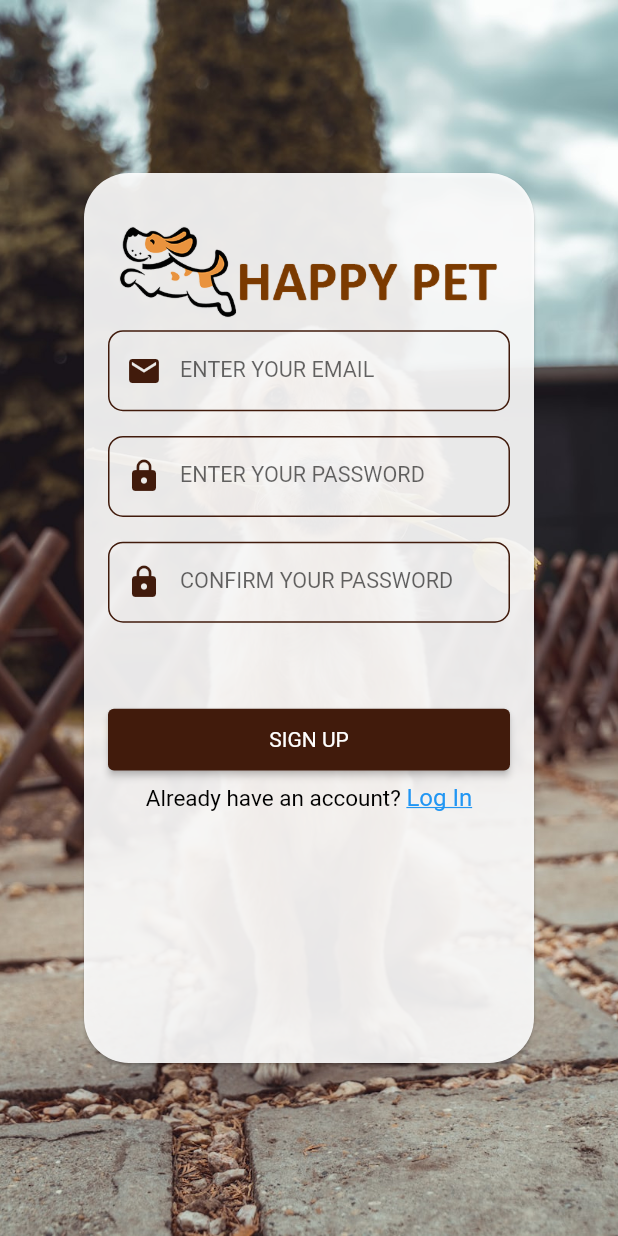
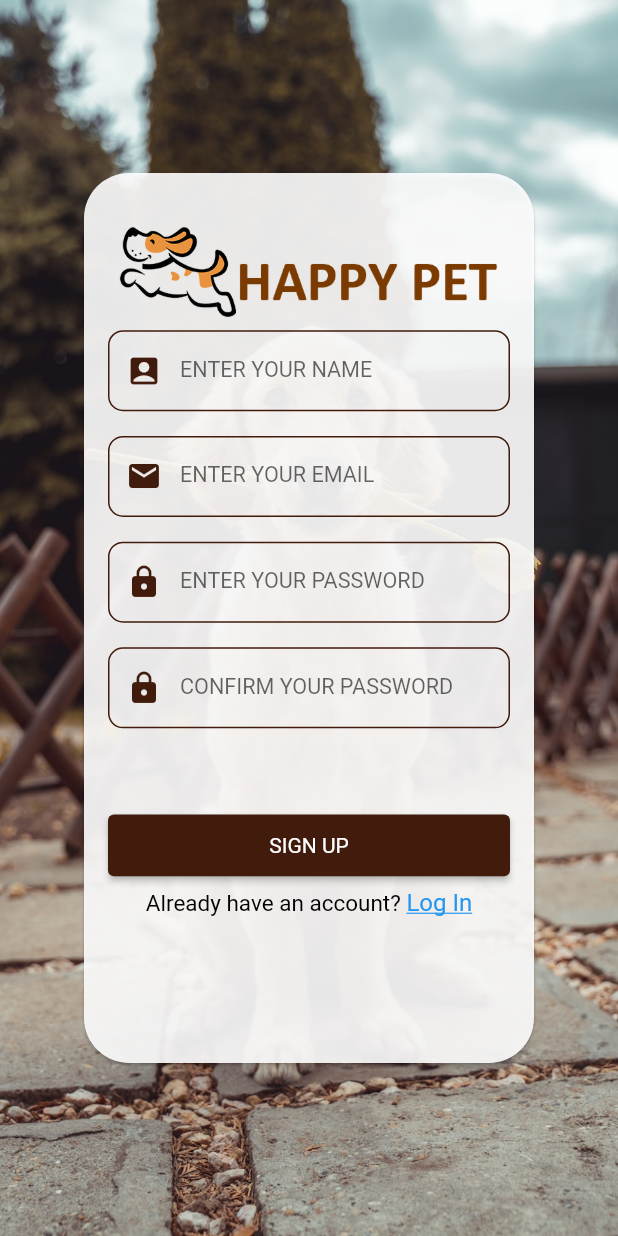
Before and after one commit to MrLeanage/happy_pet_mobile, a Flutter app: the SignUpScreen screen opened directly with empty values, on a phone screen of 412 x 824 dp. Run offline on Flutter 3.47's test engine with Material 2 defaults, Android fonts, the phone set to English and light mode, and no system bars; our stand-ins replace bubble, cloud_firestore, connectivity, curved_navigation_bar, email_validator, firebase_auth and 9 more; missing offline and left inert: cloud_firestore_web, connectivity_for_web, firebase_analytics_web, firebase_auth_web, firebase_core_web, firebase_storage_web and 2 more; accounts and stored records are empty.

Commit message:
stash commit

```diff
--- a/lib/screens/authenticate/signup_screen.dart
+++ b/lib/screens/authenticate/signup_screen.dart
@@ -2,11 +2,13 @@ import 'package:email_validator/email_validator.dart';
 import 'package:flutter/gestures.dart';
 import 'package:flutter/material.dart';
 import 'package:happy_pet/services/api_services/authenticate_service.dart';
+import 'package:happy_pet/services/data_services/firebase_user_profile_service.dart';
 import 'package:happy_pet/utils/constants.dart';
 import 'package:happy_pet/utils/custom_widgets/FormField.dart';
 import 'package:happy_pet/utils/custom_widgets/addSpace_widget.dart';
 import 'package:happy_pet/utils/custom_widgets/loader_widget.dart';
 import 'package:happy_pet/utils/custom_widgets/toastMessage.dart';
+import 'package:happy_pet/utils/popups/dialogs.dart';
 
 import 'login_screen.dart';
 
@@ -30,6 +32,7 @@ class _SignUpScreenState extends State<SignUpScreen> {
   bool isLoading = false;
 
   //form field states
+  String name = '';
   String email = '';
   String password = '';
   String registerError = '';
@@ -85,6 +88,19 @@ class _SignUpScreenState extends State<SignUpScreen> {
                       children: <Widget>[
                         Image.asset(APP_LOGO_COVER_PATH),
                         //Email Field
+                        TextFormField(
+                          decoration: customInputDecoration('ENTER YOUR NAME', size, Icons.account_box),
+                          keyboardType: TextInputType.text,
+                          validator: (value) =>
+                          value!.isEmpty && !EmailValidator.validate(name)
+                              ? 'Enter your full Name'
+                              : null,
+                          onChanged: (value){
+                            setState(() => name = value);
+                          },
+                        ),
+                        // password Field
+                        SizedBox(height: size.height * 0.02),
                         TextFormField(
                           decoration: customInputDecoration('ENTER YOUR EMAIL', size, Icons.email),
                           keyboardType: TextInputType.emailAddress,
@@ -190,6 +206,11 @@ class _SignUpScreenState extends State<SignUpScreen> {
       dynamic result = await _authenticateService.registerWithEmailAndPassword(email, password);
       if(result.toString().contains('already in use by another account')){
         setState(() => registerError = 'The email address is already in use by another account');
+      }else{
+        // FirebaseUserProfileService firebaseUserProfileService = new FirebaseUserProfileService();
+        // await firebaseUserProfileService.createUserProfile(userName: name, userEmail: email);
+
+        // Dialogs.information(context, "Successful", "User Account Created Successfully!..", 1);
       }
     } catch(exception){
       ToastMessage.showErrorToast("Error Occurred while sign in, Please try again !..");
--- a/lib/screens/happypet/image_detection/analysePetImagesPage.dart
+++ b/lib/screens/happypet/image_detection/analysePetImagesPage.dart
@@ -7,7 +7,7 @@ import 'package:flutter_smart_dialog/flutter_smart_dialog.dart';
 import 'package:happy_pet/model/imageAnalysis/imageAnalysis.dart';
 import 'package:happy_pet/model/observationAnalysis/observationQuestion.dart';
 import 'package:happy_pet/screens/happypet/observation_detection/analyseObservationChatbotPage.dart';
-import 'package:happy_pet/services/api_services/firebase_api_services.dart';
+import 'package:happy_pet/services/data_services/firebase_file_services.dart';
 import 'package:happy_pet/services/api_services/image_detection_api_services.dart';
 import 'package:happy_pet/utils/constants.dart';
 import 'package:happy_pet/utils/custom_widgets/FormField.dart';
@@ -87,7 +87,7 @@ class _AnalysePetImagesPageState extends State<AnalysePetImagesPage> {
   uploadFile(Size size) async {
 
     List<String> uploadedImageList = [];
-    FirebaseApiService firebaseApiService = new FirebaseApiService();
+    FirebaseFileService firebaseApiService = new FirebaseFileService();
     ImageDetectionAPIService imageDetectionAPIService = ImageDetectionAPIService();
     List<String> diseaseList = [];
     var imageAnalysis = new ImageAnalysis();
--- a/lib/services/api_services/firebase_api_services.dart
+++ b/lib/services/data_services/firebase_file_services.dart
@@ -3,7 +3,7 @@ import 'dart:io';
 import 'package:firebase_storage/firebase_storage.dart';
 import 'package:happy_pet/utils/custom_widgets/toastMessage.dart';
 
-class FirebaseApiService{
+class FirebaseFileService{
 
     Future<bool> uploadFiles(Map<String, File> mapFiles, String userID) async {
      FirebaseStorage storage = FirebaseStorage.instance;
--- /dev/null
+++ b/lib/services/data_services/firebase_user_profile_service.dart
@@ -0,0 +1,22 @@
+
+
+import 'package:cloud_firestore/cloud_firestore.dart';
+// import 'package:firestore_collection/firestore_collection.dart';
+
+class FirebaseUserProfileService{
+
+  Future createUserProfile({required String userName, required String userEmail}) async{
+  //  try{
+  //    final docUser = FirestoreCollection('user').doc(userEmail);
+  //
+  //    final json = {
+  //      'name' : userName,
+  //      'email' : userEmail
+  //    };
+  //
+  //    await docUser.set(json);
+  //  }catch (exception){
+  //    throw exception;
+  //  }
+  // }
+}
```
Also changed, not shown: pubspec.yaml (+21 -21 lines), 1 other file.
